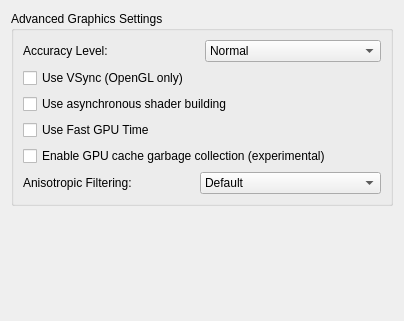
Above: src/yuzu/configuration/configure_graphics_advanced.ui from yuzu-emu-mirror/yuzu before the change. Below: the same form after it.
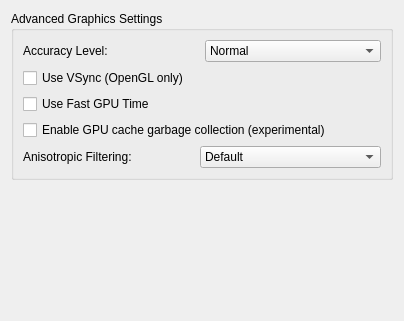
That is the form after the change.

The edit to the form file:
```diff
--- a/src/yuzu/configuration/configure_graphics_advanced.ui
+++ b/src/yuzu/configuration/configure_graphics_advanced.ui
@@ -76,7 +76,7 @@
           </property>
          </widget>
         </item>
-        <item>
+        <!--<item>
          <widget class="QCheckBox" name="use_asynchronous_shaders">
           <property name="toolTip">
            <string>Enables asynchronous shader compilation, which may reduce shader stutter. This feature is experimental.</string>
@@ -85,7 +85,7 @@
            <string>Use asynchronous shader building</string>
           </property>
          </widget>
-        </item>
+        </item>-->
         <item>
          <widget class="QCheckBox" name="use_fast_gpu_time">
           <property name="text">
```
